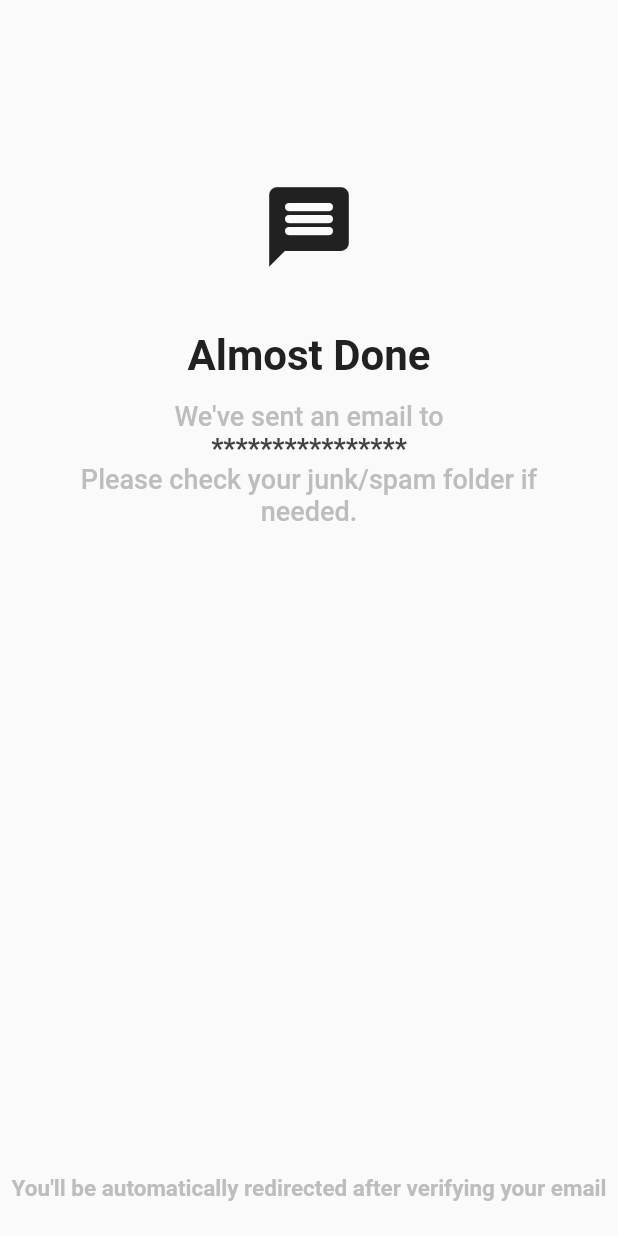
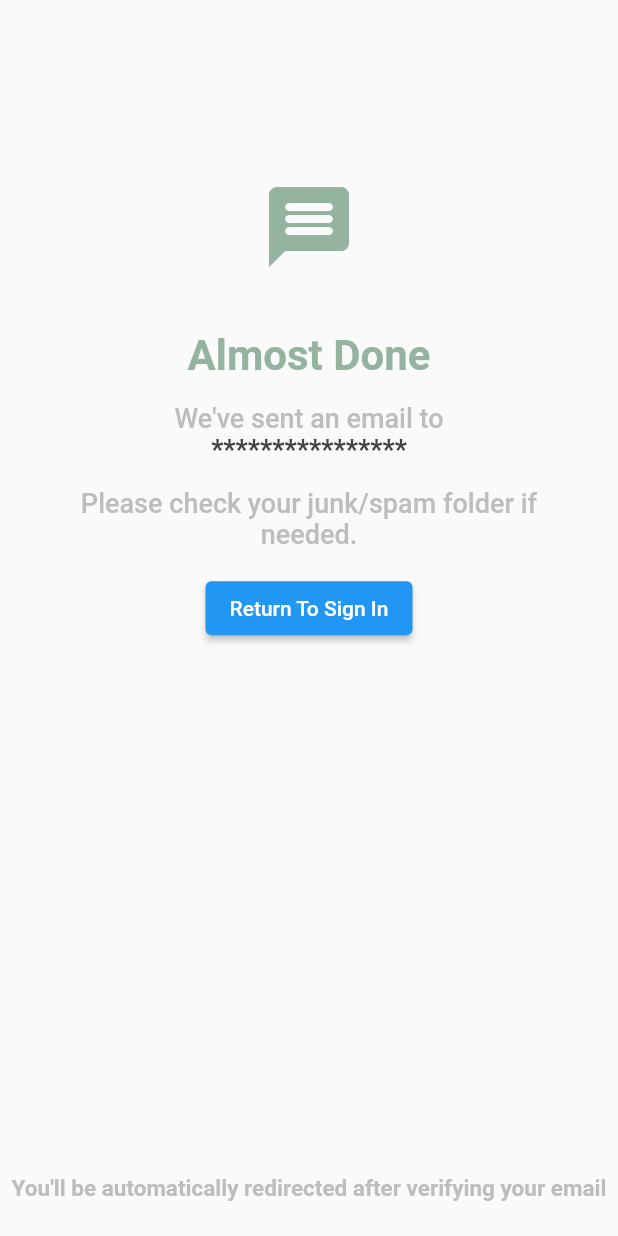
Before and after one commit to Forhan96/chat_translator, a Flutter app: the VerifyScreen screen opened directly, on a phone screen of 412 x 824 dp. Run offline on Flutter 3.47's test engine with Material 2 defaults, Android fonts, the phone set to English and light mode, and no system bars; our stand-ins replace firebase_auth, firebase_core, fluro, flutter_screenutil, hexcolor; accounts and stored records are empty; Roboto replaces fonts that are missing (Poppins).

Commit message:
- Verify screen

```diff
--- a/lib/chat_translator_app.dart
+++ b/lib/chat_translator_app.dart
@@ -48,7 +48,7 @@ class AuthenticationWrapper extends StatelessWidget {
   @override
   Widget build(BuildContext context) {
     AuthProvider _authProvider = Provider.of<AuthProvider>(context, listen: false);
-    if (_authProvider.isUserSignedIn()) {
+    if (_authProvider.isUserSignedIn() && _authProvider.isVerified()) {
       return HomeScreen();
     } else {
       return SignInScreen();
--- a/lib/providers/auth_provider.dart
+++ b/lib/providers/auth_provider.dart
@@ -38,6 +38,7 @@ class AuthProvider with ChangeNotifier {
     String? errorMessage;
     try {
       await _firebaseAuth.createUserWithEmailAndPassword(email: email, password: password);
+      await _firebaseAuth.currentUser?.sendEmailVerification();
       notifyListeners();
     } on FirebaseAuthException catch (error) {
       print("=================${error.code}___${error.message}");
@@ -63,7 +64,6 @@ class AuthProvider with ChangeNotifier {
     String? errorMessage;
     try {
       await _firebaseAuth.signInWithEmailAndPassword(email: email, password: password);
-      await _firebaseAuth.currentUser?.sendEmailVerification();
       _isLogged = true;
       notifyListeners();
     } on FirebaseAuthException catch (error) {
--- a/lib/router/routes.dart
+++ b/lib/router/routes.dart
@@ -6,4 +6,5 @@ class Routes {
   static String SPLASH_SCREEN = "/splash-screen";
   static String SIGN_IN_SCREEN = "/sign-in-screen";
   static String SIGN_UP_SCREEN = "/sign-up-screen";
+  static String VERIFY_SCREEN = "/verify-screen";
 }
--- a/lib/screens/sign_in_screen.dart
+++ b/lib/screens/sign_in_screen.dart
@@ -43,11 +43,13 @@ class SignInScreen extends StatelessWidget {
               text: "Sign In",
               onPressed: () async {
                 if (emailController.text.isNotEmpty && passwordController.text.isNotEmpty) {
-                  await authProvider.signIn(emailController.text.trim(), passwordController.text.trim()).then((result) {
+                  await authProvider
+                      .signIn(emailController.text.trim(), passwordController.text.trim())
+                      .then((result) {
                     if (authProvider.isUserSignedIn() && authProvider.isVerified()) {
                       Navigator.pushReplacementNamed(context, Routes.HOME_SCREEN);
                     } else if (!authProvider.isVerified()) {
-                      print("========================not verified");
+                      Navigator.pushReplacementNamed(context, Routes.SIGN_IN_SCREEN);
                     }
                     final snackBar = SnackBar(
                       backgroundColor: authProvider.isLogged ? kBrandGreen : Colors.red,
--- a/lib/screens/signup_journey/sign_up_screen.dart
+++ b/lib/screens/signup_journey/sign_up_screen.dart
@@ -49,8 +49,7 @@ class SignUpScreen extends StatelessWidget {
                       .signUp(emailController.text.trim(), passwordController.text.trim())
                       .then((result) {
                     if (result == "success") {
-                      print("++++++++++++++++++++++++${authProvider.isUserSignedIn()}");
-                      Navigator.pushReplacementNamed(context, Routes.AUTH_WRAPPER);
+                      Navigator.pushReplacementNamed(context, Routes.VERIFY_SCREEN);
                     }
                     final snackBar = SnackBar(
                       backgroundColor: authProvider.isLogged ? kBrandGreen : Colors.red,
--- a/lib/screens/signup_journey/verify_screen.dart
+++ b/lib/screens/signup_journey/verify_screen.dart
@@ -1,5 +1,9 @@
+import 'package:chat_translator/providers/auth_provider.dart';
+import 'package:chat_translator/router/routes.dart';
+import 'package:chat_translator/utils/color_const.dart';
 import 'package:flutter/material.dart';
 import 'package:flutter_screenutil/flutter_screenutil.dart';
+import 'package:provider/provider.dart';
 
 class VerifyScreen extends StatefulWidget {
   const VerifyScreen({Key? key}) : super(key: key);
@@ -11,8 +15,8 @@ class VerifyScreen extends StatefulWidget {
 class _VerifyScreenState extends State<VerifyScreen> {
   @override
   Widget build(BuildContext context) {
+    AuthProvider authProvider = Provider.of<AuthProvider>(context, listen: false);
     return Scaffold(
-      backgroundColor: const Color(0xFFFAFAFA),
       body: SafeArea(
         child: Column(
           mainAxisAlignment: MainAxisAlignment.spaceBetween,
@@ -25,18 +29,19 @@ class _VerifyScreenState extends State<VerifyScreen> {
                 ),
                 const Icon(
                   Icons.message_rounded,
+                  color: kBrandGreen,
                   size: 64,
                 ),
                 SizedBox(
                   height: 40.h,
                 ),
-                Text(
+                const Text(
                   "Almost Done",
                   style: TextStyle(
-                      fontFamily: "Poppins", fontWeight: FontWeight.w700, fontSize: 28, color: Colors.grey[900]),
+                      fontFamily: "Poppins", fontWeight: FontWeight.w700, fontSize: 28, color: kBrandGreen),
                 ),
                 SizedBox(
-                  height: 15.h,
+                  height: 16.h,
                 ),
                 Text(
                   "We've sent an email to",
@@ -48,6 +53,9 @@ class _VerifyScreenState extends State<VerifyScreen> {
                   style: TextStyle(
                       fontFamily: "Poppins", fontWeight: FontWeight.bold, fontSize: 18, color: Colors.grey[800]),
                 ),
+                SizedBox(
+                  height: 16.h,
+                ),
                 Padding(
                   padding: const EdgeInsets.symmetric(horizontal: 50.0),
                   child: Text(
@@ -57,6 +65,14 @@ class _VerifyScreenState extends State<VerifyScreen> {
                         fontFamily: "Poppins", fontWeight: FontWeight.w500, fontSize: 18, color: Colors.grey[400]),
                   ),
                 ),
+                SizedBox(
+                  height: 16.h,
+                ),
+                ElevatedButton(
+                    onPressed: () {
+                      Navigator.pushReplacementNamed(context, Routes.SIGN_IN_SCREEN);
+                    },
+                    child: Text("Return To Sign In"))
               ],
             ),
             Padding(
```
Also changed, not shown: lib/router/router_helper.dart (+7 -0 lines), 1 other file.
